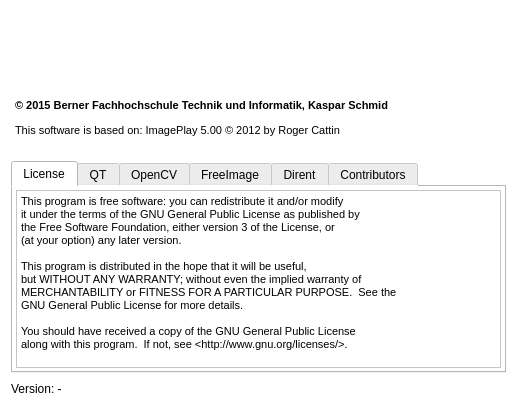
First picture: the form in ImagePlay/ui/AboutWindow.ui, repository cpvrlab/ImagePlay, before the edit.
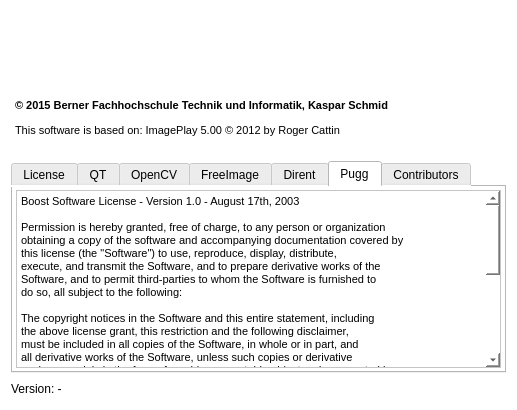
Second picture: the form after the edit. The open tabs and pages were chosen to show the change. Icons and pictures are not drawn.

Patch:
```diff
--- a/ImagePlay/ui/AboutWindow.ui
+++ b/ImagePlay/ui/AboutWindow.ui
@@ -311,6 +311,58 @@
        </item>
       </layout>
      </widget>
+     <widget class="QWidget" name="tab_7">
+      <attribute name="title">
+       <string>Pugg</string>
+      </attribute>
+      <layout class="QVBoxLayout" name="verticalLayout_8">
+       <property name="leftMargin">
+        <number>3</number>
+       </property>
+       <property name="topMargin">
+        <number>3</number>
+       </property>
+       <property name="rightMargin">
+        <number>3</number>
+       </property>
+       <property name="bottomMargin">
+        <number>3</number>
+       </property>
+       <item>
+        <widget class="QTextEdit" name="textEdit_7">
+         <property name="html">
+          <string>&lt;!DOCTYPE HTML PUBLIC &quot;-//W3C//DTD HTML 4.0//EN&quot; &quot;http://www.w3.org/TR/REC-html40/strict.dtd&quot;&gt;
+&lt;html&gt;&lt;head&gt;&lt;meta name=&quot;qrichtext&quot; content=&quot;1&quot; /&gt;&lt;style type=&quot;text/css&quot;&gt;
+p, li { white-space: pre-wrap; }
+&lt;/style&gt;&lt;/head&gt;&lt;body style=&quot; font-family:'MS Shell Dlg 2'; font-size:8.25pt; font-weight:400; font-style:normal;&quot;&gt;
+&lt;p style=&quot; margin-top:0px; margin-bottom:0px; margin-left:0px; margin-right:0px; -qt-block-indent:0; text-indent:0px;&quot;&gt;&lt;span style=&quot; background-color:#ffffff;&quot;&gt;Boost Software License - Version 1.0 - August 17th, 2003&lt;/span&gt;&lt;/p&gt;
+&lt;p style=&quot;-qt-paragraph-type:empty; margin-top:0px; margin-bottom:0px; margin-left:0px; margin-right:0px; -qt-block-indent:0; text-indent:0px;&quot;&gt;&lt;br /&gt;&lt;/p&gt;
+&lt;p style=&quot; margin-top:0px; margin-bottom:0px; margin-left:0px; margin-right:0px; -qt-block-indent:0; text-indent:0px;&quot;&gt;&lt;span style=&quot; background-color:#ffffff;&quot;&gt;Permission is hereby granted, free of charge, to any person or organization&lt;/span&gt;&lt;/p&gt;
+&lt;p style=&quot; margin-top:0px; margin-bottom:0px; margin-left:0px; margin-right:0px; -qt-block-indent:0; text-indent:0px;&quot;&gt;&lt;span style=&quot; background-color:#ffffff;&quot;&gt;obtaining a copy of the software and accompanying documentation covered by&lt;/span&gt;&lt;/p&gt;
+&lt;p style=&quot; margin-top:0px; margin-bottom:0px; margin-left:0px; margin-right:0px; -qt-block-indent:0; text-indent:0px;&quot;&gt;&lt;span style=&quot; background-color:#ffffff;&quot;&gt;this license (the &amp;quot;Software&amp;quot;) to use, reproduce, display, distribute,&lt;/span&gt;&lt;/p&gt;
+&lt;p style=&quot; margin-top:0px; margin-bottom:0px; margin-left:0px; margin-right:0px; -qt-block-indent:0; text-indent:0px;&quot;&gt;&lt;span style=&quot; background-color:#ffffff;&quot;&gt;execute, and transmit the Software, and to prepare derivative works of the&lt;/span&gt;&lt;/p&gt;
+&lt;p style=&quot; margin-top:0px; margin-bottom:0px; margin-left:0px; margin-right:0px; -qt-block-indent:0; text-indent:0px;&quot;&gt;&lt;span style=&quot; background-color:#ffffff;&quot;&gt;Software, and to permit third-parties to whom the Software is furnished to&lt;/span&gt;&lt;/p&gt;
+&lt;p style=&quot; margin-top:0px; margin-bottom:0px; margin-left:0px; margin-right:0px; -qt-block-indent:0; text-indent:0px;&quot;&gt;&lt;span style=&quot; background-color:#ffffff;&quot;&gt;do so, all subject to the following:&lt;/span&gt;&lt;/p&gt;
+&lt;p style=&quot;-qt-paragraph-type:empty; margin-top:0px; margin-bottom:0px; margin-left:0px; margin-right:0px; -qt-block-indent:0; text-indent:0px;&quot;&gt;&lt;br /&gt;&lt;/p&gt;
+&lt;p style=&quot; margin-top:0px; margin-bottom:0px; margin-left:0px; margin-right:0px; -qt-block-indent:0; text-indent:0px;&quot;&gt;&lt;span style=&quot; background-color:#ffffff;&quot;&gt;The copyright notices in the Software and this entire statement, including&lt;/span&gt;&lt;/p&gt;
+&lt;p style=&quot; margin-top:0px; margin-bottom:0px; margin-left:0px; margin-right:0px; -qt-block-indent:0; text-indent:0px;&quot;&gt;&lt;span style=&quot; background-color:#ffffff;&quot;&gt;the above license grant, this restriction and the following disclaimer,&lt;/span&gt;&lt;/p&gt;
+&lt;p style=&quot; margin-top:0px; margin-bottom:0px; margin-left:0px; margin-right:0px; -qt-block-indent:0; text-indent:0px;&quot;&gt;&lt;span style=&quot; background-color:#ffffff;&quot;&gt;must be included in all copies of the Software, in whole or in part, and&lt;/span&gt;&lt;/p&gt;
+&lt;p style=&quot; margin-top:0px; margin-bottom:0px; margin-left:0px; margin-right:0px; -qt-block-indent:0; text-indent:0px;&quot;&gt;&lt;span style=&quot; background-color:#ffffff;&quot;&gt;all derivative works of the Software, unless such copies or derivative&lt;/span&gt;&lt;/p&gt;
+&lt;p style=&quot; margin-top:0px; margin-bottom:0px; margin-left:0px; margin-right:0px; -qt-block-indent:0; text-indent:0px;&quot;&gt;&lt;span style=&quot; background-color:#ffffff;&quot;&gt;works are solely in the form of machine-executable object code generated by&lt;/span&gt;&lt;/p&gt;
+&lt;p style=&quot; margin-top:0px; margin-bottom:0px; margin-left:0px; margin-right:0px; -qt-block-indent:0; text-indent:0px;&quot;&gt;&lt;span style=&quot; background-color:#ffffff;&quot;&gt;a source language processor.&lt;/span&gt;&lt;/p&gt;
+&lt;p style=&quot;-qt-paragraph-type:empty; margin-top:0px; margin-bottom:0px; margin-left:0px; margin-right:0px; -qt-block-indent:0; text-indent:0px;&quot;&gt;&lt;br /&gt;&lt;/p&gt;
+&lt;p style=&quot; margin-top:0px; margin-bottom:0px; margin-left:0px; margin-right:0px; -qt-block-indent:0; text-indent:0px;&quot;&gt;&lt;span style=&quot; background-color:#ffffff;&quot;&gt;THE SOFTWARE IS PROVIDED &amp;quot;AS IS&amp;quot;, WITHOUT WARRANTY OF ANY KIND, EXPRESS OR&lt;/span&gt;&lt;/p&gt;
+&lt;p style=&quot; margin-top:0px; margin-bottom:0px; margin-left:0px; margin-right:0px; -qt-block-indent:0; text-indent:0px;&quot;&gt;&lt;span style=&quot; background-color:#ffffff;&quot;&gt;IMPLIED, INCLUDING BUT NOT LIMITED TO THE WARRANTIES OF MERCHANTABILITY,&lt;/span&gt;&lt;/p&gt;
+&lt;p style=&quot; margin-top:0px; margin-bottom:0px; margin-left:0px; margin-right:0px; -qt-block-indent:0; text-indent:0px;&quot;&gt;&lt;span style=&quot; background-color:#ffffff;&quot;&gt;FITNESS FOR A PARTICULAR PURPOSE, TITLE AND NON-INFRINGEMENT. IN NO EVENT&lt;/span&gt;&lt;/p&gt;
+&lt;p style=&quot; margin-top:0px; margin-bottom:0px; margin-left:0px; margin-right:0px; -qt-block-indent:0; text-indent:0px;&quot;&gt;&lt;span style=&quot; background-color:#ffffff;&quot;&gt;SHALL THE COPYRIGHT HOLDERS OR ANYONE DISTRIBUTING THE SOFTWARE BE LIABLE&lt;/span&gt;&lt;/p&gt;
+&lt;p style=&quot; margin-top:0px; margin-bottom:0px; margin-left:0px; margin-right:0px; -qt-block-indent:0; text-indent:0px;&quot;&gt;&lt;span style=&quot; background-color:#ffffff;&quot;&gt;FOR ANY DAMAGES OR OTHER LIABILITY, WHETHER IN CONTRACT, TORT OR OTHERWISE,&lt;/span&gt;&lt;/p&gt;
+&lt;p style=&quot; margin-top:0px; margin-bottom:0px; margin-left:0px; margin-right:0px; -qt-block-indent:0; text-indent:0px;&quot;&gt;&lt;span style=&quot; background-color:#ffffff;&quot;&gt;ARISING FROM, OUT OF OR IN CONNECTION WITH THE SOFTWARE OR THE USE OR OTHER&lt;/span&gt;&lt;/p&gt;
+&lt;p style=&quot; margin-top:0px; margin-bottom:0px; margin-left:0px; margin-right:0px; -qt-block-indent:0; text-indent:0px;&quot;&gt;&lt;span style=&quot; background-color:#ffffff;&quot;&gt;DEALINGS IN THE SOFTWARE.&lt;/span&gt;&lt;/p&gt;&lt;/body&gt;&lt;/html&gt;</string>
+         </property>
+        </widget>
+       </item>
+      </layout>
+     </widget>
      <widget class="QWidget" name="tab_6">
       <attribute name="title">
        <string>Contributors</string>
```
Left out of the diff: 3 changed lines with no effect on the pictures.
